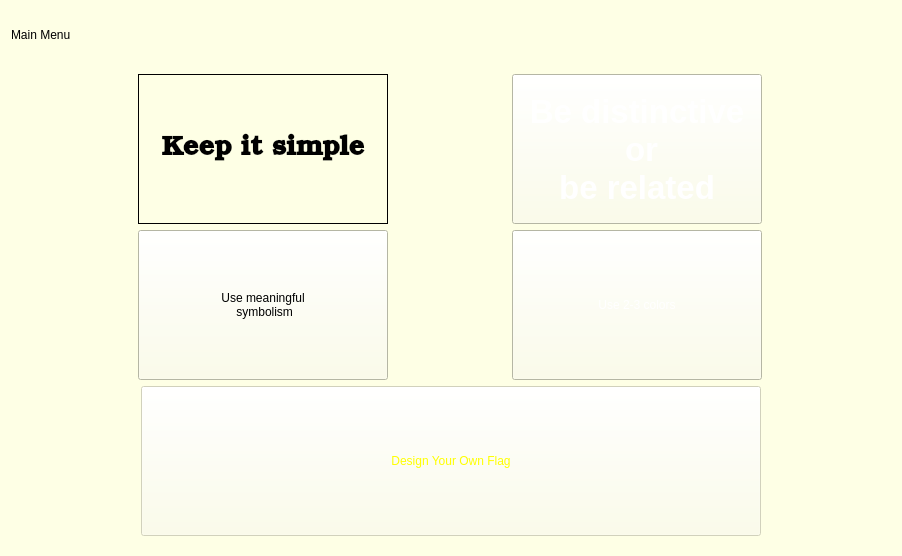
Before: the Qt Designer form mainmenu.ui in zxjorge/EDApp, drawn with Qt 5.
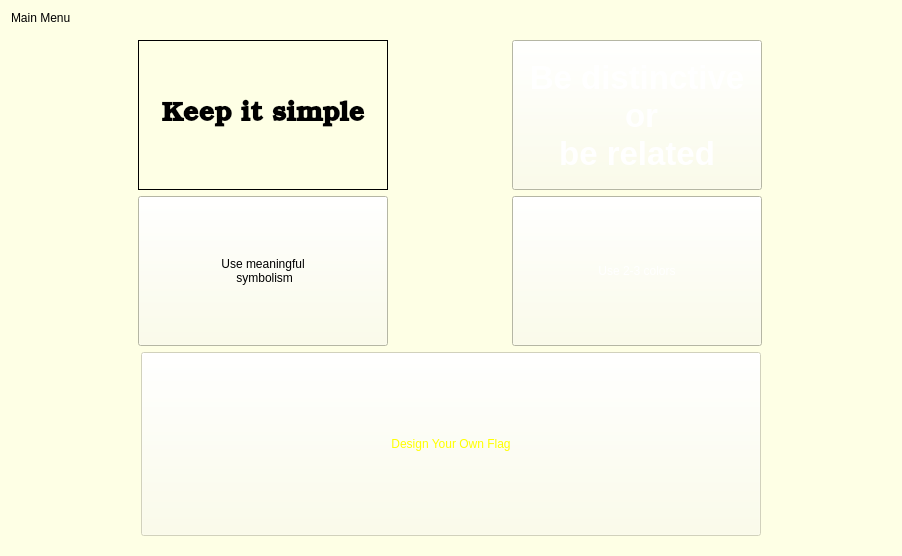
After: the same form once the commit is applied. Icons and pictures are not drawn.

Patch:
```diff
--- a/mainmenu.ui
+++ b/mainmenu.ui
@@ -51,7 +51,7 @@
         <item>
          <widget class="QPushButton" name="KISButton">
           <property name="sizePolicy">
-           <sizepolicy hsizetype="Fixed" vsizetype="Fixed">
+           <sizepolicy hsizetype="Expanding" vsizetype="Expanding">
             <horstretch>0</horstretch>
             <verstretch>0</verstretch>
            </sizepolicy>
@@ -98,7 +98,7 @@
         <item>
          <widget class="QPushButton" name="BDRButton">
           <property name="sizePolicy">
-           <sizepolicy hsizetype="Fixed" vsizetype="Fixed">
+           <sizepolicy hsizetype="Expanding" vsizetype="Expanding">
             <horstretch>0</horstretch>
             <verstretch>0</verstretch>
            </sizepolicy>
@@ -143,7 +143,7 @@
         <item>
          <widget class="QPushButton" name="UMSButton">
           <property name="sizePolicy">
-           <sizepolicy hsizetype="Fixed" vsizetype="Fixed">
+           <sizepolicy hsizetype="Expanding" vsizetype="Expanding">
             <horstretch>0</horstretch>
             <verstretch>0</verstretch>
            </sizepolicy>
@@ -182,7 +182,7 @@
         <item>
          <widget class="QPushButton" name="U23Button">
           <property name="sizePolicy">
-           <sizepolicy hsizetype="Fixed" vsizetype="Fixed">
+           <sizepolicy hsizetype="Expanding" vsizetype="Expanding">
             <horstretch>0</horstretch>
             <verstretch>0</verstretch>
            </sizepolicy>
@@ -226,6 +226,12 @@
           <property name="enabled">
            <bool>false</bool>
           </property>
+          <property name="sizePolicy">
+           <sizepolicy hsizetype="Expanding" vsizetype="Expanding">
+            <horstretch>0</horstretch>
+            <verstretch>0</verstretch>
+           </sizepolicy>
+          </property>
           <property name="minimumSize">
            <size>
             <width>0</width>
```
